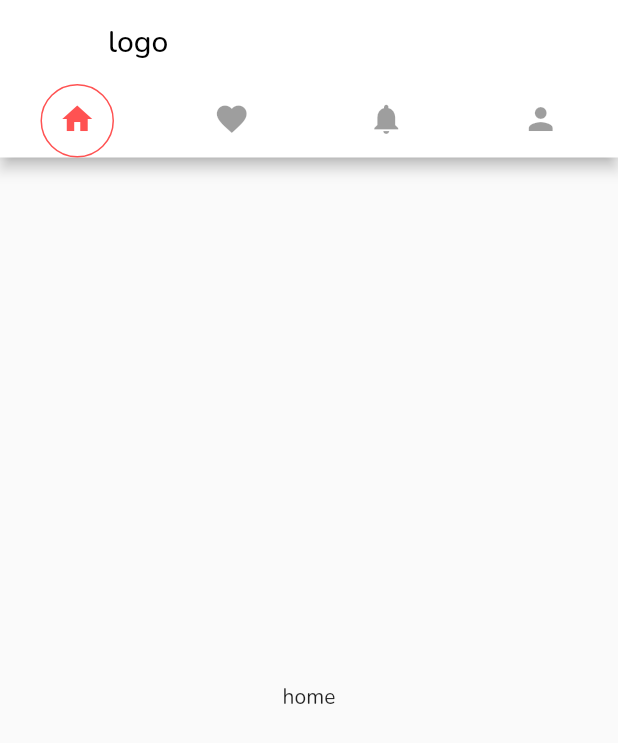
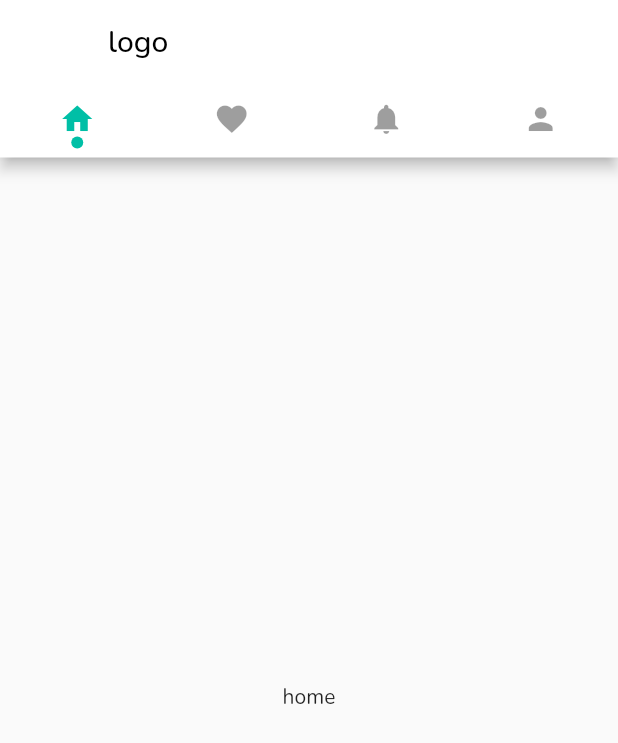
Before and after one commit to IsmaelGarciaP/flutter_intermedio_app, a Flutter app: the HomePage screen opened by its route, on a phone screen of 412 x 824 dp. Shown: the top 743 px of the screen. Run offline on Flutter 3.47's test engine with Material 2 defaults, Android fonts, the phone set to English and light mode, and no system bars; our stand-ins replace dots_indicator, flutter_svg, google_fonts.

Commit message:
home 4 commit

```diff
--- a/lib/src/ui/pages/home/home_page.dart
+++ b/lib/src/ui/pages/home/home_page.dart
@@ -1,6 +1,8 @@
 import 'package:flutter/material.dart';
 import 'package:flutter_intermedio_app/src/ui/pages/home/home_controller.dart';
 import 'package:flutter_intermedio_app/src/ui/pages/home/witgets/home_bottom_bar.dart';
+import 'package:flutter_intermedio_app/src/ui/pages/home/witgets/home_indicator.dart';
+import 'package:flutter_intermedio_app/src/utils/colors.dart';
 import 'package:provider/provider.dart';
 
 class HomePage extends StatelessWidget {
@@ -25,12 +27,10 @@ class HomePage extends StatelessWidget {
             bottom: TabBar(
               indicatorColor: Colors.redAccent,
               indicatorWeight: 3,
-              labelColor: Colors.redAccent,
+              labelColor: primaryColor,
               unselectedLabelColor: Colors.black38,
-              indicator: BoxDecoration(
-                color: Colors.white,
-                shape: BoxShape.circle,
-                border: Border.all(width: 1, color: Colors.redAccent),
+              indicator: HomeTabBarIndicator(
+                size: 8,
               ),
               tabs: const [
                 Tab(
--- /dev/null
+++ b/lib/src/ui/pages/home/witgets/home_indicator.dart
@@ -0,0 +1,39 @@
+import 'package:flutter/material.dart';
+import 'package:flutter/painting.dart';
+import 'package:flutter_intermedio_app/src/utils/colors.dart';
+
+class HomeTabBarIndicator extends Decoration {
+  final Color color;
+  final double size;
+
+  HomeTabBarIndicator({
+    this.color = primaryColor,
+    this.size = 5,
+  });
+
+  @override
+  BoxPainter createBoxPainter([VoidCallback? onChanged]) {
+    return _CustomPainter(color, size);
+  }
+}
+
+class _CustomPainter extends BoxPainter {
+  final Color color;
+  final double size;
+
+  _CustomPainter(this.color, this.size);
+
+  @override
+  void paint(
+    Canvas canvas,
+    Offset offset,
+    ImageConfiguration configuration,
+  ) {
+    final Paint paint = Paint();
+    paint.color = color;
+    final width = configuration.size!.width;
+    final height = configuration.size!.height;
+    final Offset pos = Offset(offset.dx + width / 2, height - 10);
+    canvas.drawCircle(pos, size/2, paint);
+  }
+}
```
